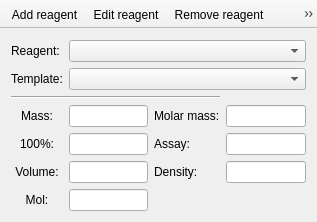
This is mainwindow.ui in FrankMamuda/fumingcube as Qt 5 draws it before an edit. The edited form follows.
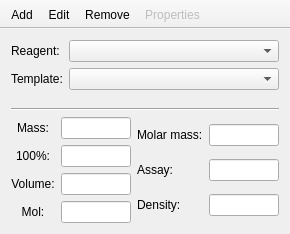
This is the edited form. Icons and pictures are not drawn. Custom widgets are drawn as their Qt base class.

```diff
--- a/mainwindow.ui
+++ b/mainwindow.ui
@@ -6,15 +6,17 @@
    <rect>
     <x>0</x>
     <y>0</y>
-    <width>317</width>
-    <height>200</height>
+    <width>290</width>
+    <height>234</height>
    </rect>
   </property>
   <property name="windowTitle">
    <string>FumingCube</string>
   </property>
   <widget class="QWidget" name="centralWidget">
-   <layout class="QGridLayout" name="gridLayout">
+   <layout class="QVBoxLayout" name="verticalLayout_2">
+    <item>
+     <layout class="QFormLayout" name="formLayout">
     <item row="0" column="0">
      <widget class="QLabel" name="reagentLabel">
       <property name="text">
@@ -22,28 +24,33 @@
       </property>
      </widget>
     </item>
-    <item row="2" column="0" colspan="3">
+      <item row="0" column="1">
+       <widget class="QComboBox" name="reagentCombo"/>
+      </item>
+      <item row="1" column="0">
+       <widget class="QLabel" name="templateLabel">
+        <property name="text">
+         <string>Template:</string>
+        </property>
+       </widget>
+      </item>
+      <item row="1" column="1">
+       <widget class="QComboBox" name="templateCombo"/>
+      </item>
+     </layout>
+    </item>
+    <item>
      <widget class="Line" name="line">
       <property name="orientation">
        <enum>Qt::Horizontal</enum>
       </property>
      </widget>
     </item>
-    <item row="5" column="3">
-     <widget class="LineEdit" name="densityEdit">
-      <property name="text">
-       <string notr="true"/>
-      </property>
-     </widget>
-    </item>
-    <item row="3" column="2">
-     <widget class="QLabel" name="molarMassLabel">
-      <property name="text">
-       <string>Molar mass:</string>
-      </property>
-     </widget>
-    </item>
-    <item row="3" column="0">
+    <item>
+     <layout class="QHBoxLayout" name="horizontalLayout_2">
+      <item>
+       <layout class="QGridLayout" name="gridLayout_2">
+        <item row="0" column="0">
      <widget class="QLabel" name="massLabel">
       <property name="text">
        <string>Mass:</string>
@@ -53,45 +60,14 @@
       </property>
      </widget>
     </item>
-    <item row="3" column="1">
+        <item row="0" column="1">
      <widget class="LineEdit" name="massEdit">
       <property name="text">
        <string notr="true"/>
       </property>
      </widget>
     </item>
-    <item row="5" column="1">
-     <widget class="LineEdit" name="volumeEdit">
-      <property name="text">
-       <string notr="true"/>
-      </property>
-     </widget>
-    </item>
-    <item row="4" column="1">
-     <widget class="LineEdit" name="pureEdit">
-      <property name="text">
-       <string notr="true"/>
-      </property>
-     </widget>
-    </item>
-    <item row="4" column="2">
-     <widget class="QLabel" name="assayLabel">
-      <property name="text">
-       <string>Assay:</string>
-      </property>
-     </widget>
-    </item>
-    <item row="6" column="0">
-     <widget class="QLabel" name="molTemplate">
-      <property name="text">
-       <string>Mol:</string>
-      </property>
-      <property name="alignment">
-       <set>Qt::AlignCenter</set>
-      </property>
-     </widget>
-    </item>
-    <item row="4" column="0">
+        <item row="1" column="0">
      <widget class="QLabel" name="pureLabel">
       <property name="text">
        <string>100%:</string>
@@ -101,7 +77,14 @@
       </property>
      </widget>
     </item>
-    <item row="5" column="0">
+        <item row="1" column="1">
+         <widget class="LineEdit" name="pureEdit">
+          <property name="text">
+           <string notr="true"/>
+          </property>
+         </widget>
+        </item>
+        <item row="2" column="0">
      <widget class="QLabel" name="volumeLabel">
       <property name="text">
        <string>Volume:</string>
@@ -111,46 +94,79 @@
       </property>
      </widget>
     </item>
-    <item row="4" column="3">
-     <widget class="LineEdit" name="assayEdit">
+        <item row="2" column="1">
+         <widget class="LineEdit" name="volumeEdit">
       <property name="text">
        <string notr="true"/>
       </property>
      </widget>
     </item>
-    <item row="3" column="3">
-     <widget class="LineEdit" name="molarMassEdit">
+        <item row="3" column="0">
+         <widget class="QLabel" name="molTemplate">
       <property name="text">
-       <string notr="true"/>
-      </property>
-     </widget>
-    </item>
-    <item row="6" column="1">
+           <string>Mol:</string>
+          </property>
+          <property name="alignment">
+           <set>Qt::AlignCenter</set>
+          </property>
+         </widget>
+        </item>
+        <item row="3" column="1">
      <widget class="LineEdit" name="molEdit">
       <property name="text">
        <string notr="true"/>
       </property>
      </widget>
     </item>
-    <item row="5" column="2">
+       </layout>
+      </item>
+      <item>
+       <layout class="QGridLayout" name="gridLayout">
+        <item row="0" column="0">
+         <widget class="QLabel" name="molarMassLabel">
+          <property name="text">
+           <string>Molar mass:</string>
+          </property>
+         </widget>
+        </item>
+        <item row="0" column="1">
+         <widget class="LineEdit" name="molarMassEdit">
+          <property name="text">
+           <string notr="true"/>
+          </property>
+         </widget>
+        </item>
+        <item row="1" column="0">
+         <widget class="QLabel" name="assayLabel">
+          <property name="text">
+           <string>Assay:</string>
+          </property>
+         </widget>
+        </item>
+        <item row="1" column="1">
+         <widget class="LineEdit" name="assayEdit">
+          <property name="text">
+           <string notr="true"/>
+          </property>
+         </widget>
+        </item>
+        <item row="2" column="0">
      <widget class="QLabel" name="densityLabel">
       <property name="text">
        <string>Density:</string>
       </property>
      </widget>
     </item>
-    <item row="1" column="0">
-     <widget class="QLabel" name="templateLabel">
+        <item row="2" column="1">
+         <widget class="LineEdit" name="densityEdit">
       <property name="text">
-       <string>Template:</string>
+           <string notr="true"/>
       </property>
      </widget>
     </item>
-    <item row="1" column="1" colspan="3">
-     <widget class="QComboBox" name="templateCombo"/>
-    </item>
-    <item row="0" column="1" colspan="3">
-     <widget class="QComboBox" name="reagentCombo"/>
+       </layout>
+      </item>
+     </layout>
     </item>
    </layout>
   </widget>
@@ -161,6 +177,9 @@
    <property name="allowedAreas">
     <set>Qt::TopToolBarArea</set>
    </property>
+   <property name="toolButtonStyle">
+    <enum>Qt::ToolButtonTextUnderIcon</enum>
+   </property>
    <attribute name="toolBarArea">
     <enum>TopToolBarArea</enum>
    </attribute>
@@ -174,12 +193,12 @@
   </widget>
   <action name="actionAdd">
    <property name="text">
-    <string>Add reagent</string>
+    <string>Add</string>
    </property>
   </action>
   <action name="actionEdit">
    <property name="text">
-    <string>Edit reagent</string>
+    <string>Edit</string>
    </property>
    <property name="toolTip">
     <string>Edit reagent</string>
@@ -195,7 +214,7 @@
   </action>
   <action name="actionRemove">
    <property name="text">
-    <string>Remove reagent</string>
+    <string>Remove</string>
    </property>
   </action>
  </widget>
```
Left out of the diff: 16 changed lines with no effect on the pictures. Lines whose indentation alone changed are shown as unchanged.
